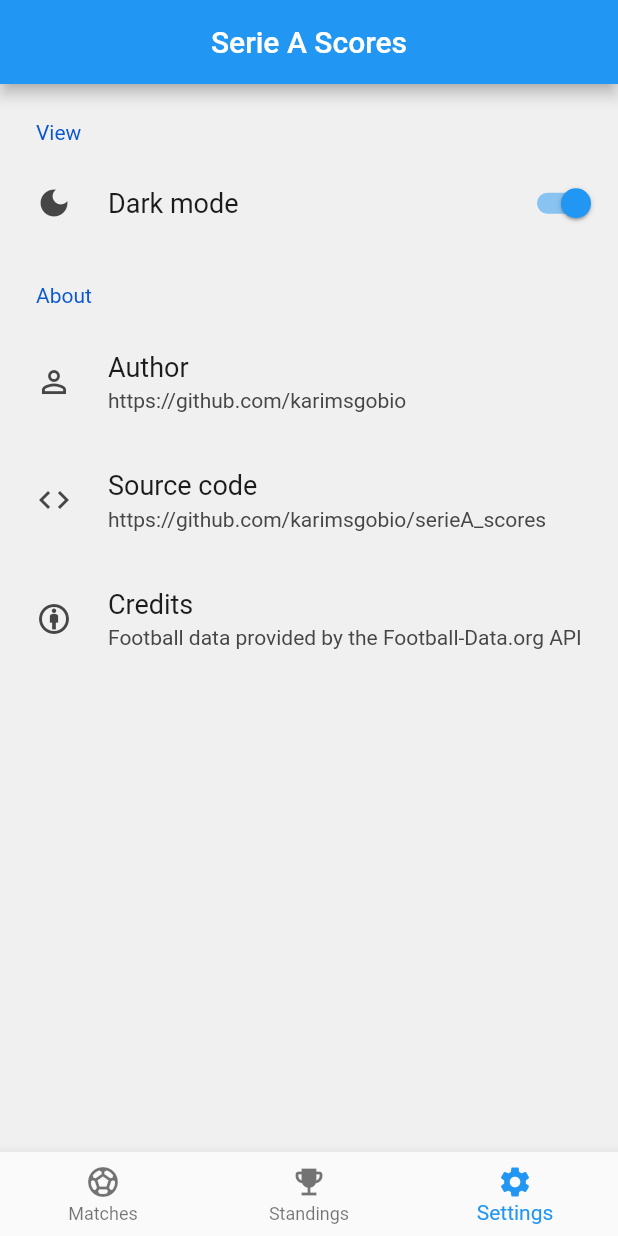
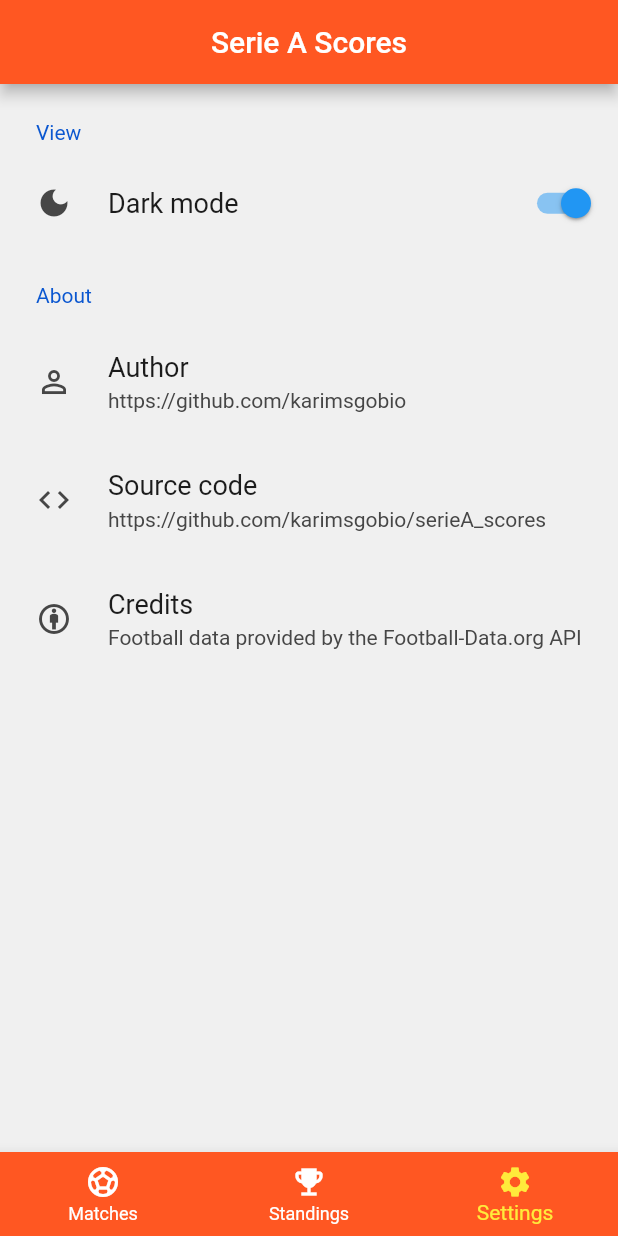
Before and after one commit to karimsgobio/serieA_scores, a Flutter app: the screen it shows after launch, item 3 of the bottom bar chosen, on a phone screen of 412 x 824 dp. Run offline on Flutter 3.47's test engine with Material 2 defaults, Android fonts, the phone set to English and light mode, and no system bars; drawn by our look-alikes of settings_ui; our stand-ins replace flutter_dotenv, flutter_svg; network calls fail.

Commit message:
add color to appbar and bottom navigation bar

```diff
--- a/lib/screens/home.dart
+++ b/lib/screens/home.dart
@@ -29,6 +29,7 @@ class _HomeState extends State<Home> {
   Widget build(BuildContext context) {
     return Scaffold(
       appBar: AppBar(
+        backgroundColor: Colors.deepOrange,
         title: const Center(
           child: Text('Serie A Scores')
         ),
@@ -51,6 +52,9 @@ class _HomeState extends State<Home> {
         ],
         currentIndex: _selectedIndex,
         onTap: _onItemTapped,
+        backgroundColor: Colors.deepOrange,
+        selectedItemColor: Colors.yellow,
+        unselectedItemColor: Colors.white,
       ),
     );
   }
```
